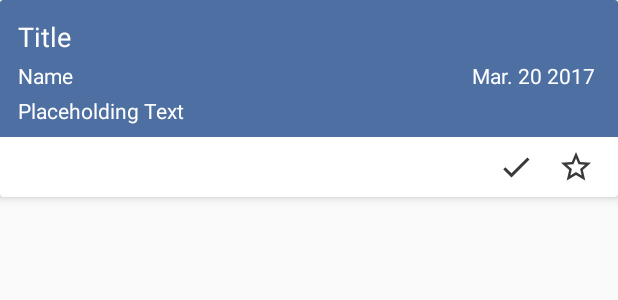
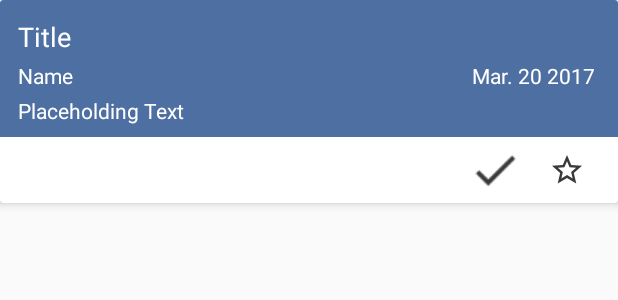
Before and after one commit to darkterbear/sail, an Android app: the layout promise_card.xml on its own in the app's theme, with its tools: preview values and no code run, on a phone screen of 412 x 824 dp. Shown: the top 300 px of the screen. Run offline under Robolectric (Android 15) with nearby library versions, the phone set to English and light mode, and no system bars.

Commit message:
Fixued Issue #5 Make card buttons bigger

```diff
--- a/Sail/app/src/main/res/layout/promise_card.xml
+++ b/Sail/app/src/main/res/layout/promise_card.xml
@@ -97,22 +97,25 @@
 
             <ImageButton
                 android:id="@+id/promiseDoneButton"
-                android:layout_width="wrap_content"
-                android:layout_height="wrap_content"
-                android:src="@drawable/check"
+                android:layout_width="36dp"
+                android:layout_height="36dp"
+                android:layout_marginBottom="4dp"
+                android:layout_marginRight="8dp"
+                android:layout_marginTop="4dp"
                 android:background="@android:color/transparent"
-                android:layout_marginTop="8dp"
-                android:layout_marginBottom="8dp"
-                android:layout_marginRight="8dp" />
+                android:scaleX="1.5"
+                android:scaleY="1.5"
+                android:src="@drawable/check" />
 
             <ImageButton
                 android:id="@+id/promiseStarButton"
-                android:layout_width="wrap_content"
-                android:layout_height="wrap_content"
+                android:layout_width="36dp"
+                android:layout_height="36dp"
+                android:layout_marginBottom="4dp"
+                android:layout_marginLeft="4dp"
+                android:layout_marginTop="4dp"
                 android:background="@android:color/transparent"
-                android:src="@drawable/star_outline"
-                android:layout_marginTop="8dp"
-                android:layout_marginLeft="8dp" />
+                android:src="@drawable/star_outline" />
         </LinearLayout>
 
     </LinearLayout>
--- a/Sail/build.gradle
+++ b/Sail/build.gradle
@@ -5,7 +5,7 @@ buildscript {
         jcenter()
     }
     dependencies {
-        classpath 'com.android.tools.build:gradle:2.2.3'
+        classpath 'com.android.tools.build:gradle:2.3.0'
 
         // NOTE: Do not place your application dependencies here; they belong
         // in the individual module build.gradle files
```
Also changed, not shown: Sail/app/build.gradle (+5 -5 lines), Sail/app/src/main/res/layout/achievement_card.xml (+5 -6 lines), Sail/app/src/main/res/layout/goal_card.xml (+14 -12 lines), Sail/gradle/wrapper/gradle-wrapper.properties.
